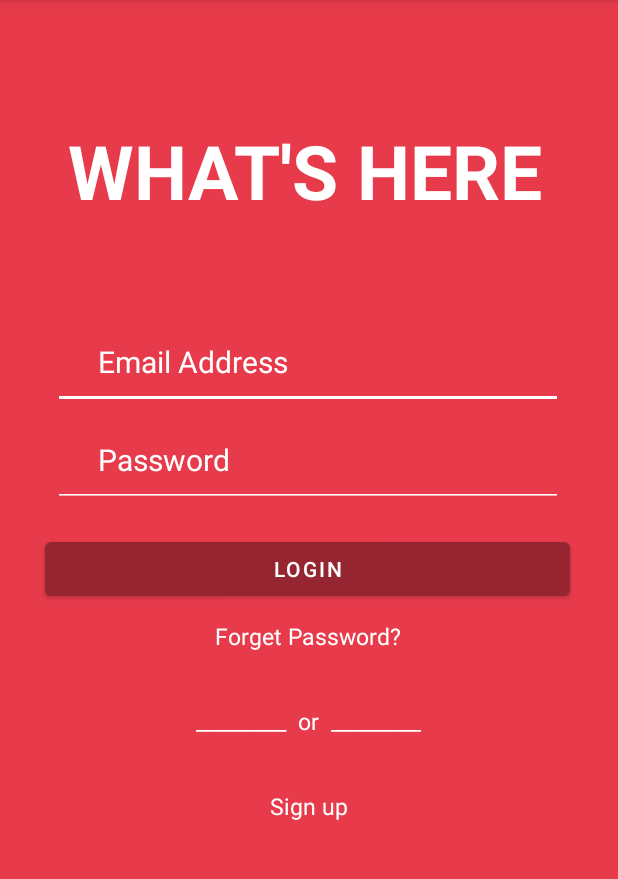
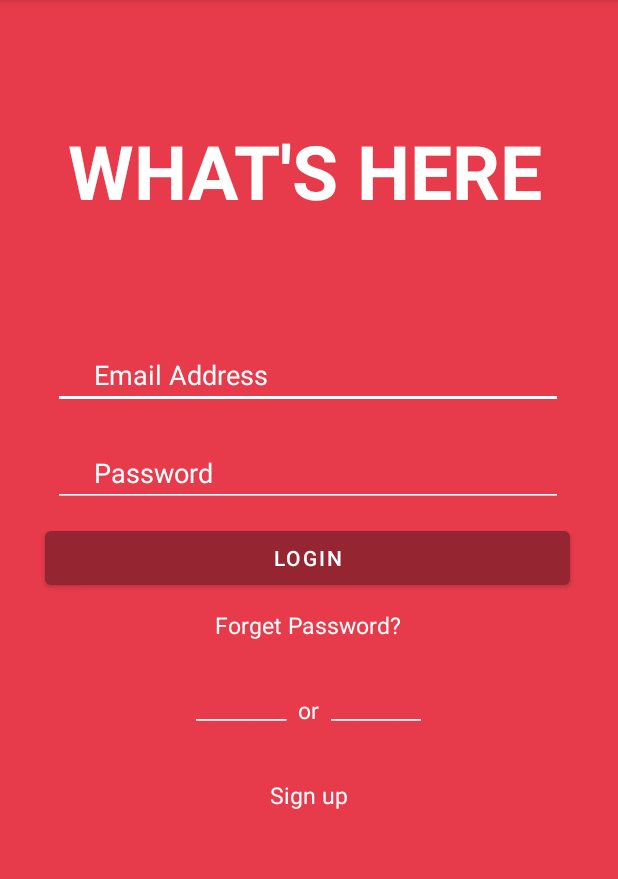
Before and after one commit to MarcinhoFIVE/LoginScreenFirst, an Android app: the screen it shows after launch (MainActivity), on a phone screen of 412 x 824 dp, the part 84-963 px from its top. Run offline under Robolectric (Android 15) with nearby library versions, the phone set to English and light mode, and no system bars.

Commit message:
Edit Text With Hint

```diff
--- a/app/src/main/res/layout/activity_main.xml
+++ b/app/src/main/res/layout/activity_main.xml
@@ -28,24 +28,26 @@
         android:layout_height="wrap_content"
         android:layout_marginLeft="35dp">
 
-        <TextView
+        <!-- TextView
             android:textColor="@color/white"
             android:id="@+id/tvEmail"
             android:layout_width="wrap_content"
             android:layout_height="wrap_content"
             android:layout_marginStart="30dp"
             android:text="Email Address"
-            android:textSize="20dp"/>
+            android:textSize="20dp"/ -->
 
         <EditText
             android:id="@+id/etEmail"
+            android:hint="     Email Address"
+            android:textColorHint="@color/white"
             android:layout_width="340dp"
             android:layout_height="wrap_content"
             android:layout_marginBottom="20sp"
             android:backgroundTint="@color/white"
             android:textColor="@color/white" />
 
-        <TextView
+        <!--TextView
             android:id="@+id/tvPass"
             android:layout_width="wrap_content"
             android:layout_height="wrap_content"
@@ -54,13 +56,16 @@
             android:paddingBottom="35sp"
             android:text="Password"
             android:textColor="@color/white"
-            android:textSize="20sp" />
+            android:textSize="20sp" /-->
 
         <EditText
             android:id="@+id/etPass"
+            android:hint="     Password"
+            android:textColorHint="@color/white"
             android:layout_width="340dp"
             android:layout_height="wrap_content"
             android:layout_below="@+id/etEmail"
+            android:layout_marginBottom="10sp"
             android:backgroundTint="@color/white"
             android:textColor="@color/white" />
 
--- a/app/src/main/res/values-night/themes.xml
+++ b/app/src/main/res/values-night/themes.xml
@@ -2,7 +2,7 @@
     <!-- Base application theme. -->
     <style name="Theme.LoginScreenFirst" parent="Theme.MaterialComponents.DayNight.DarkActionBar">
         <!-- Primary brand color. -->
-        <item name="colorPrimary">@color/purple_200</item>
+        <item name="colorPrimary">@color/Dark_Red</item>
         <item name="colorPrimaryVariant">@color/purple_700</item>
         <item name="colorOnPrimary">@color/black</item>
         <!-- Secondary brand color. -->
```
